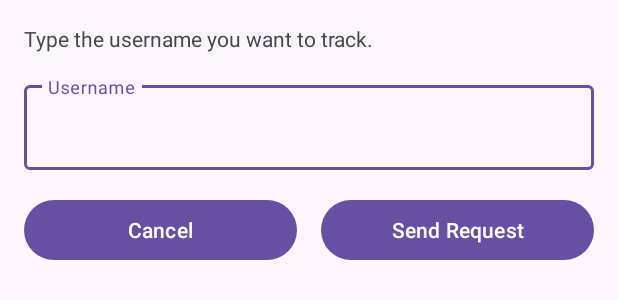
After one commit to hrka6761/Rasad, an Android app: the layout track_user_dialog_layout.xml on its own in the app's theme, with its tools: preview values and no code run, on a phone screen of 412 x 824 dp. The commit adds this screen. Shown: the top 300 px of the screen. Run offline under Robolectric (Android 15) with nearby library versions, the phone set to English and light mode, and no system bars.

Commit message:
Implementing login and logout observable in service

```diff
--- /dev/null
+++ b/app/src/main/res/layout/track_user_dialog_layout.xml
@@ -0,0 +1,62 @@
+<?xml version="1.0" encoding="utf-8"?>
+<androidx.constraintlayout.widget.ConstraintLayout xmlns:android="http://schemas.android.com/apk/res/android"
+    xmlns:app="http://schemas.android.com/apk/res-auto"
+    android:layout_width="match_parent"
+    android:layout_height="wrap_content">
+
+    <com.google.android.material.textview.MaterialTextView
+        android:id="@+id/msg_txt"
+        android:layout_width="match_parent"
+        android:layout_height="wrap_content"
+        android:layout_margin="16dp"
+        android:text="@string/txt_track_user_dialog_msg"
+        app:layout_constraintEnd_toEndOf="parent"
+        app:layout_constraintStart_toStartOf="parent"
+        app:layout_constraintTop_toTopOf="parent" />
+
+    <com.google.android.material.textfield.TextInputLayout
+        android:id="@+id/username_edtl"
+        android:layout_width="match_parent"
+        android:layout_height="wrap_content"
+        android:layout_margin="16dp"
+        android:hint="@string/edt_hint_username"
+        app:layout_constraintEnd_toEndOf="parent"
+        app:layout_constraintStart_toStartOf="parent"
+        app:layout_constraintTop_toBottomOf="@+id/msg_txt">
+
+        <com.google.android.material.textfield.TextInputEditText
+            android:id="@+id/username_edt"
+            android:layout_width="match_parent"
+            android:layout_height="wrap_content"
+            android:inputType="text"
+            android:maxLength="30" />
+
+    </com.google.android.material.textfield.TextInputLayout>
+
+    <LinearLayout
+        android:layout_width="match_parent"
+        android:layout_height="wrap_content"
+        android:layout_margin="8dp"
+        android:orientation="horizontal"
+        app:layout_constraintBottom_toBottomOf="parent"
+        app:layout_constraintEnd_toEndOf="parent"
+        app:layout_constraintStart_toStartOf="parent"
+        app:layout_constraintTop_toBottomOf="@+id/username_edtl">
+
+        <com.google.android.material.button.MaterialButton
+            android:layout_width="0dp"
+            android:layout_height="wrap_content"
+            android:layout_margin="8dp"
+            android:layout_weight="0.5"
+            android:text="@string/btn_txt_negative_dialog" />
+
+        <com.google.android.material.button.MaterialButton
+            android:layout_width="0dp"
+            android:layout_height="wrap_content"
+            android:layout_margin="8dp"
+            android:layout_weight="0.5"
+            android:text="@string/btn_send_request" />
+
+    </LinearLayout>
+
+</androidx.constraintlayout.widget.ConstraintLayout>
--- a/app/src/main/res/values/strings.xml
+++ b/app/src/main/res/values/strings.xml
@@ -13,12 +13,14 @@
     <string name="btn_txt_track_other">Track other</string>
     <string name="btn_txt_positive_dialog">OK</string>
     <string name="btn_txt_negative_dialog">Cancel</string>
+    <string name="btn_send_request">Send Request</string>
 
     <string name="txt_login_toolbar_title">Login</string>
     <string name="txt_settings_toolbar_title">Settings</string>
     <string name="txt_profile_toolbar_title">Profile</string>
     <string name="txt_otp_toolbar_title">Authentication</string>
     <string name="txt_register_toolbar_title">Register</string>
+    <string name="txt_track_user_dialog_msg">Type the username you want to track.</string>
 
     <string name="txt_enter_desc">* Type your mobile number to enter the app.\n  (Pattern: 09123456789)</string>
     <string name="txt_send_otp_desc">* Enter the sent OTP.</string>
@@ -53,4 +55,7 @@
     <string name="tag_edit_profile_bottom_sheet">edit_profile_dialog</string>
     <string name="fab_add_member_content_description">Add member</string>
     <string name="on_off_fab_content_description">On/Off</string>
+
+    <string name="start_observable_notification_msg">App is running in the background.</string>
+    <string name="stop_observable_notification_msg">App is stopped from the background.</string>
 </resources>
```
Also changed, not shown: app/src/main/java/ir/srp/rasad/core/Constants.kt (+6 -4 lines), app/src/main/java/ir/srp/rasad/presentation/home/HomeFragment.kt (+41 -21 lines), app/src/main/java/ir/srp/rasad/presentation/home/TrackUserDialog.kt (added, +8 -0 lines), app/src/main/java/ir/srp/rasad/presentation/services/MainService.kt (+100 -33 lines).
